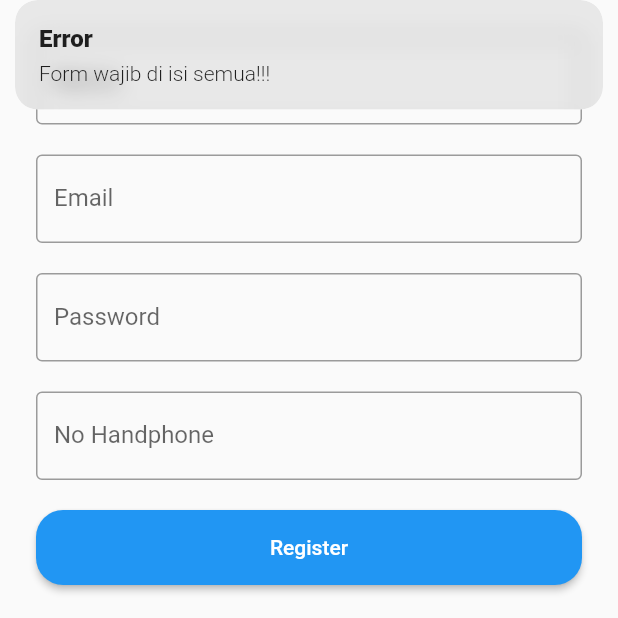
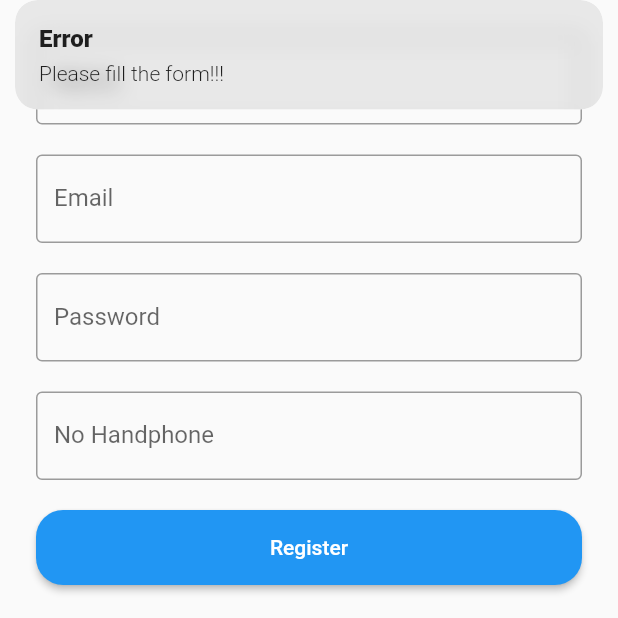
Before and after one commit to reowicaksono/todoapp, a Flutter app: the RegisterView screen opened by its route, after a tap on "Register", on a phone screen of 412 x 824 dp, the top half of it. Run offline on Flutter 3.47's test engine with Material 2 defaults, Android fonts, the phone set to English and light mode, and no system bars; our stand-ins replace cloud_firestore, firebase_auth, firebase_core, get; accounts and stored records are empty.

Commit message:
revisi logic auth

```diff
--- /dev/null
+++ b/config.json
@@ -0,0 +1,6 @@
+{
+    "state_management": "getx",
+    "modules": [
+
+    ]
+}
--- /dev/null
+++ b/lib/app/controllers/auth_controller.dart
@@ -0,0 +1,83 @@
+import 'package:cloud_firestore/cloud_firestore.dart';
+import 'package:firebase_auth/firebase_auth.dart';
+import 'package:get/get.dart';
+
+import '../routes/app_pages.dart';
+
+class AuthController extends GetxController {
+  FirebaseAuth auth = FirebaseAuth.instance;
+  CollectionReference referenceUser =
+      FirebaseFirestore.instance.collection("users");
+
+  //Method Login
+  void login(String email, String pass) async {
+    auth.signOut();
+    if (email.isNotEmpty && pass.isNotEmpty) {
+      try {
+        final UserCredential credential =
+            await auth.signInWithEmailAndPassword(email: email, password: pass);
+        if (credential.user!.emailVerified != false) {
+          Get.offAllNamed(Routes.HOME);
+          Get.snackbar("Success", "Login Berhasil");
+        } else {
+          Get.defaultDialog(
+              title: "Login Gagal",
+              middleText: "Anda Harus Verifikasi Email Terlebih Dahulu",
+              onConfirm: () => credential.user!.sendEmailVerification());
+        }
+        print(credential);
+      } on FirebaseAuthException catch (e) {
+        if (e.code == 'user-not-found') {
+          Get.snackbar("Error", "No user found for that email.");
+        } else if (e.code == 'wrong-password') {
+          Get.snackbar("Error", "Wrong password provided for that user.");
+        }
+      }
+    } else {
+      Get.snackbar("Error", "Form wajib di isi semua");
+    }
+  }
+
+  //Register controller
+  void register(String nama, String email, String pass, String nohp) async {
+    if (nama.isNotEmpty &&
+        email.isNotEmpty &&
+        pass.isNotEmpty &&
+        nohp.isNotEmpty) {
+      try {
+        final UserCredential credential = await auth
+            .createUserWithEmailAndPassword(email: email, password: pass);
+        if (credential.user != null) {
+          String? uid = credential.user?.uid;
+          referenceUser.doc(uid).set({
+            'nama': nama,
+            'email': email,
+            'nohp': nohp,
+          });
+          credential.user!.sendEmailVerification();
+          Get.offAllNamed(Routes.HOME);
+          Get.snackbar('Success', 'Please check your mail or spam in your gmail for validation!!');
+        }
+      } on FirebaseAuthException catch (e) {
+        if (e.code == 'weak-password') {
+          Get.snackbar('Error','The password provided is too weak.');
+        } else if (e.code == 'email-already-in-use') {
+          Get.snackbar('Error','The account already exists for that email.');
+        }
+      } catch (e) {
+        print(e);
+      }
+    } else {
+      Get.snackbar('Error', 'Please fill the form!!!');
+    }
+  }
+
+  //Logout Controller
+  void logout() async {
+    await auth.signOut();
+    Get.offAllNamed(Routes.LOGIN);
+  }
+
+  //Getter User Current Data
+  Stream<User?> get streamuser => auth.authStateChanges();
+}
--- a/lib/app/modules/register/controllers/register_controller.dart
+++ b/lib/app/modules/register/controllers/register_controller.dart
@@ -9,46 +9,6 @@ class RegisterController extends GetxController {
   TextEditingController emailController = TextEditingController();
   TextEditingController nohpController = TextEditingController();
   TextEditingController passController = TextEditingController();
-
-  FirebaseAuth auth = FirebaseAuth.instance;
-  CollectionReference referenceUser = FirebaseFirestore.instance.collection("users");
-
-  //Method Register
-  void register() async {
-    if (namaController.text.isNotEmpty &&
-        emailController.text.isNotEmpty &&
-        passController.text.isNotEmpty) {
-      try {
-        final UserCredential credential = await auth.createUserWithEmailAndPassword(
-          email: emailController.text,
-          password: passController.text,
-        );
-        if(credential.user != null){
-          String? uid = credential.user?.uid;
-          referenceUser.doc(uid).set({
-            "nama" : namaController.text,
-            "email" : emailController.text,
-            "nohp" : nohpController.text,
-          });
-          credential.user!.sendEmailVerification();
-          Get.offAllNamed(Routes.HOME);
-          Get.snackbar("Success", "Berhasil mendaftarkan akun!!");
-
-        }
-      } on FirebaseAuthException catch (e) {
-        if (e.code == 'weak-password') {
-          print('The password provided is too weak.');
-        } else if (e.code == 'email-already-in-use') {
-          print('The account already exists for that email.');
-        }
-      } catch (e) {
-        print(e);
-      }
-    } else {
-      Get.snackbar("Error", "Form wajib di isi semua!!!");
-    }
-  }
-
   //Methode Close & Init
   @override
   void onInit() {
--- a/lib/app/modules/register/views/register_view.dart
+++ b/lib/app/modules/register/views/register_view.dart
@@ -2,10 +2,14 @@ import 'package:flutter/material.dart';
 import 'package:flutter/services.dart';
 
 import 'package:get/get.dart';
+import 'package:todoapp/app/controllers/auth_controller.dart';
 
 import '../controllers/register_controller.dart';
 
 class RegisterView extends GetView<RegisterController> {
+
+  //Auth Controller
+  final auth = Get.find<AuthController>();
   @override
   Widget build(BuildContext context) {
     return Scaffold(
@@ -46,7 +50,7 @@ class RegisterView extends GetView<RegisterController> {
             height: 50,
             width: double.infinity,
             child: ElevatedButton(
-              onPressed: () => controller.register(),
+              onPressed: () => auth.register(controller.namaController.text, controller.emailController.text, controller.passController.text, controller.nohpController.text),
               style: ElevatedButton.styleFrom(
                   shape: RoundedRectangleBorder(
                       borderRadius: BorderRadius.circular(18.0))),
--- a/lib/main.dart
+++ b/lib/main.dart
@@ -5,6 +5,7 @@ import 'package:flutter/material.dart';
 import 'package:get/get.dart';
 import 'package:todoapp/app/modules/home/controllers/home_controller.dart';
 
+import 'app/controllers/auth_controller.dart';
 import 'app/routes/app_pages.dart';
 import 'firebase_options.dart';
 
@@ -18,7 +19,7 @@ void main() async {
   );
 }
 class MyApp extends StatelessWidget {
-  final auth = Get.put(HomeController(),permanent: true);
+  final auth = Get.put(AuthController(),permanent: true);
 
   @override
   Widget build(BuildContext context) {
@@ -28,7 +29,7 @@ class MyApp extends StatelessWidget {
        if(snapshot.connectionState == ConnectionState.active ){
          return GetMaterialApp(
           title: "Application",
-          initialRoute: snapshot.data != null ? Routes.HOME : Routes.REGISTER,
+          initialRoute: snapshot.data != null ? Routes.HOME : Routes.LOGIN,
           getPages: AppPages.routes,
         );
        }else{
```
Also changed, not shown: lib/app/modules/home/controllers/home_controller.dart (+6 -6 lines), lib/app/modules/home/views/home_view.dart (+26 -7 lines), lib/app/modules/login/controllers/login_controller.dart (+0 -32 lines), lib/app/modules/login/views/login_view.dart (+6 -1 lines).
